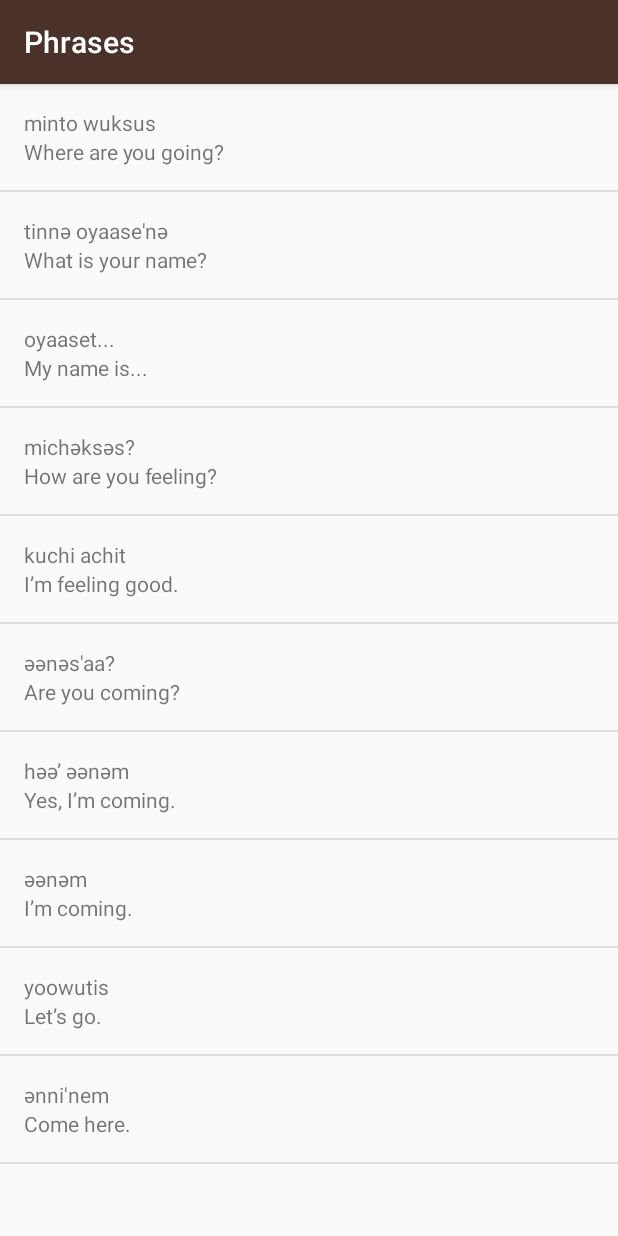
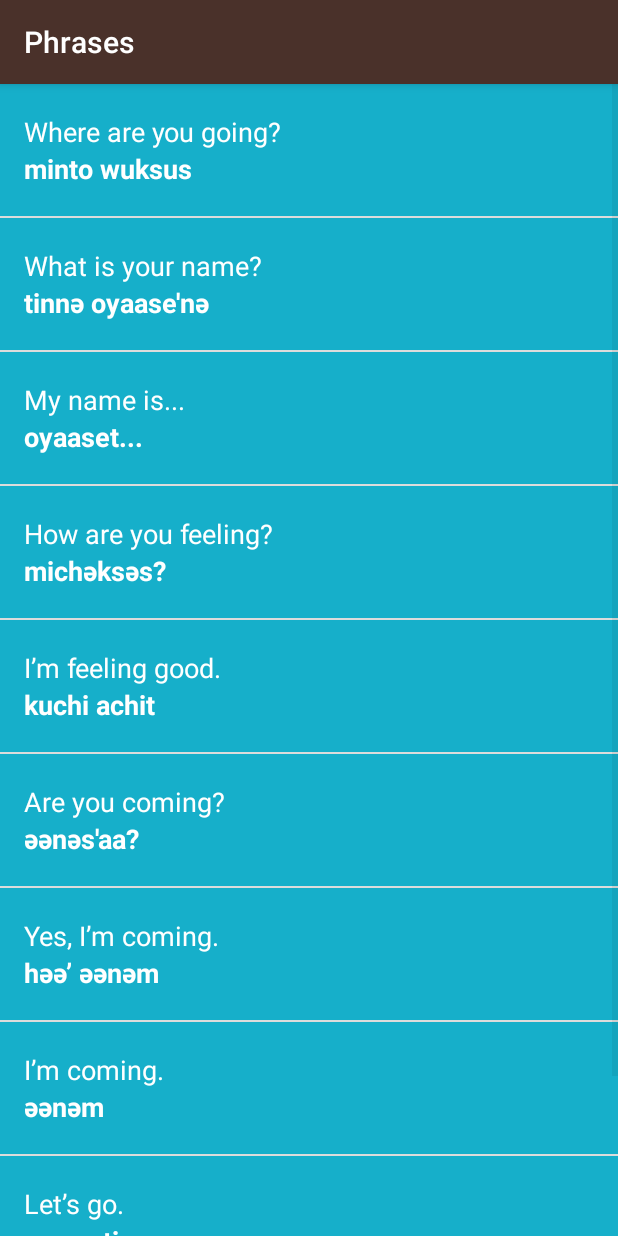
Before and after one commit to gustavoaz7/Android_Learning, an Android app: the PhrasesActivity screen opened directly, with no data from a screen before it, on a phone screen of 412 x 824 dp. Run offline under Robolectric (Android 15) with nearby library versions, the phone set to English and light mode, and no system bars.

Commit message:
Visual polish

```diff
--- a/Miwok/app/src/main/java/com/example/android/miwok/ColorsActivity.java
+++ b/Miwok/app/src/main/java/com/example/android/miwok/ColorsActivity.java
@@ -24,7 +24,7 @@ public class ColorsActivity extends AppCompatActivity {
         words.add(new Word("white", "kelelli", R.drawable.color_white));
 
 
-        WordAdapter adapter = new WordAdapter(this, words);
+        WordAdapter adapter = new WordAdapter(this, words, R.color.category_colors);
         ListView listView = (ListView) findViewById(R.id.list);
         listView.setAdapter(adapter);
     }
--- a/Miwok/app/src/main/java/com/example/android/miwok/FamilyActivity.java
+++ b/Miwok/app/src/main/java/com/example/android/miwok/FamilyActivity.java
@@ -25,7 +25,7 @@ public class FamilyActivity extends AppCompatActivity {
         words.add(new Word("grandmother ", "ama", R.drawable.family_grandmother));
         words.add(new Word("grandfather", "paapa", R.drawable.family_grandfather));
 
-        WordAdapter adapter = new WordAdapter(this, words);
+        WordAdapter adapter = new WordAdapter(this, words, R.color.category_family);
         ListView listView = (ListView) findViewById(R.id.list);
         listView.setAdapter(adapter);
     }
--- a/Miwok/app/src/main/java/com/example/android/miwok/NumbersActivity.java
+++ b/Miwok/app/src/main/java/com/example/android/miwok/NumbersActivity.java
@@ -25,7 +25,7 @@ public class NumbersActivity extends AppCompatActivity {
         words.add(new Word("nine", "wo’e", R.drawable.number_nine));
         words.add(new Word("ten", "na’aacha", R.drawable.number_ten));
 
-         WordAdapter adapter = new WordAdapter(this, words);
+         WordAdapter adapter = new WordAdapter(this, words, R.color.category_numbers);
          ListView listView = (ListView) findViewById(R.id.list);
          listView.setAdapter(adapter);
     }
--- a/Miwok/app/src/main/java/com/example/android/miwok/PhrasesActivity.java
+++ b/Miwok/app/src/main/java/com/example/android/miwok/PhrasesActivity.java
@@ -25,7 +25,7 @@ public class PhrasesActivity extends AppCompatActivity {
         words.add(new Word("Let’s go.", "yoowutis"));
         words.add(new Word("Come here.", "әnni'nem"));
 
-        WordAdapter adapter = new WordAdapter(this, words);
+        WordAdapter adapter = new WordAdapter(this, words, R.color.category_phrases);
         ListView listView = (ListView) findViewById(R.id.list);
         listView.setAdapter(adapter);
     }
--- a/Miwok/app/src/main/java/com/example/android/miwok/WordAdapter.java
+++ b/Miwok/app/src/main/java/com/example/android/miwok/WordAdapter.java
@@ -3,6 +3,7 @@ package com.example.android.miwok;
 import android.content.Context;
 import android.support.annotation.NonNull;
 import android.support.annotation.Nullable;
+import android.support.v4.content.ContextCompat;
 import android.view.LayoutInflater;
 import android.view.View;
 import android.view.ViewGroup;
@@ -14,11 +15,14 @@ import java.util.ArrayList;
 
 public class WordAdapter extends ArrayAdapter<Word> {
 
-    public WordAdapter(Context context, ArrayList<Word> words) {
+    private int mColorResourceId;
+
+    public WordAdapter(Context context, ArrayList<Word> words, int colorResourceId) {
         // resource: The resource ID for a layout file containing a TextView to use when instantiating views.
         // It is used when the ArrayAdapter is populating a single TextView.
         // Because this is a custom adapter for two TextViews, 'resource' will not be used therefore any int value is allowed.
         super(context, 0, words);
+        mColorResourceId = colorResourceId;
     }
 
     @NonNull
@@ -46,6 +50,10 @@ public class WordAdapter extends ArrayAdapter<Word> {
             image.setVisibility(View.GONE);
         }
 
+        View textContainer = listItem.findViewById(R.id.text_container);
+        int color = ContextCompat.getColor(getContext(), mColorResourceId);
+        textContainer.setBackgroundColor(color);
+
 
         return listItem;
     }
--- a/Miwok/app/src/main/res/layout/list_item.xml
+++ b/Miwok/app/src/main/res/layout/list_item.xml
@@ -3,33 +3,43 @@
     xmlns:app="http://schemas.android.com/apk/res-auto"
     xmlns:tools="http://schemas.android.com/tools"
     android:layout_width="match_parent"
-    android:layout_height="match_parent"
+    android:layout_height="wrap_content"
+    android:minHeight="@dimen/list_item_height"
     android:orientation="horizontal"
-    android:padding="16dp">
+    android:background="@color/tan_background">
 
     <ImageView
         android:id="@+id/image"
-        android:layout_width="wrap_content"
-        android:layout_height="wrap_content"
-        android:layout_marginEnd="16dp"
-        android:src="@mipmap/ic_launcher" />
+        android:layout_width="@dimen/list_item_height"
+        android:layout_height="@dimen/list_item_height" />
 
     <LinearLayout
-        android:layout_width="wrap_content"
-        android:layout_height="wrap_content"
-        android:orientation="vertical">
+        android:id="@+id/text_container"
+        android:layout_width="match_parent"
+        android:layout_height="match_parent"
+        android:orientation="vertical"
+        android:paddingLeft="16dp">
+
+        <TextView
+            android:id="@+id/default_text"
+            android:layout_width="match_parent"
+            android:layout_height="0dp"
+            android:layout_weight="1"
+            android:gravity="bottom"
+            android:textAppearance="?android:textAppearanceMedium"
+            android:textColor="@android:color/white"
+            tools:text="one" />
 
         <TextView
             android:id="@+id/miwok_text"
             android:layout_width="match_parent"
-            android:layout_height="wrap_content"
+            android:layout_height="0dp"
+            android:layout_weight="1"
+            android:gravity="top"
+            android:textAppearance="?android:textAppearanceMedium"
+            android:textColor="@android:color/white"
+            android:textStyle="bold"
             tools:text="lutti" />
-
-        <TextView
-            android:id="@+id/default_text"
-            android:layout_width="match_parent"
-            android:layout_height="wrap_content"
-            tools:text="one" />
 
     </LinearLayout>
 
```
Also changed, not shown: Miwok/app/src/main/res/values-w820dp/dimens.xml (deleted, +0 -20 lines), Miwok/app/src/main/res/values/dimens.xml (+1 -17 lines).
